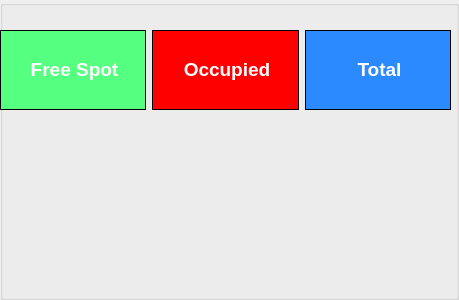
This is UI/userUi.ui in SatyamDevv/ParkEase-Parking-Space-Detection as Qt 5 draws it before an edit. The edited form follows.
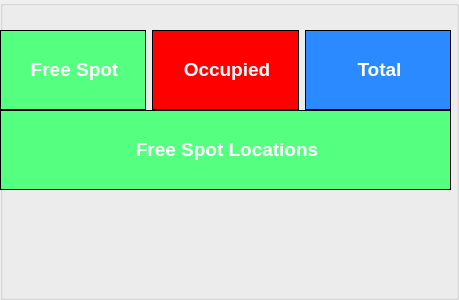
This is the edited form.

Commit message: Added way to get avalibale pos. location UI update

```diff
--- a/UI/userUi.ui
+++ b/UI/userUi.ui
@@ -126,6 +126,53 @@
     </item>
    </layout>
   </widget>
+  <widget class="QWidget" name="verticalLayoutWidget">
+   <property name="geometry">
+    <rect>
+     <x>0</x>
+     <y>110</y>
+     <width>451</width>
+     <height>80</height>
+    </rect>
+   </property>
+   <layout class="QVBoxLayout" name="verticalLayout">
+    <item>
+     <widget class="QLabel" name="freeSpotLocation">
+      <property name="sizePolicy">
+       <sizepolicy hsizetype="Preferred" vsizetype="Ignored">
+        <horstretch>0</horstretch>
+        <verstretch>21</verstretch>
+       </sizepolicy>
+      </property>
+      <property name="minimumSize">
+       <size>
+        <width>0</width>
+        <height>0</height>
+       </size>
+      </property>
+      <property name="maximumSize">
+       <size>
+        <width>16777215</width>
+        <height>16777215</height>
+       </size>
+      </property>
+      <property name="autoFillBackground">
+       <bool>false</bool>
+      </property>
+      <property name="styleSheet">
+       <string notr="true">background-color:rgb(85, 255, 127)
+</string>
+      </property>
+      <property name="frameShape">
+       <enum>QFrame::Box</enum>
+      </property>
+      <property name="text">
+       <string>&lt;html&gt;&lt;head/&gt;&lt;body&gt;&lt;p align=&quot;center&quot;&gt;&lt;span style=&quot; font-size:14pt; font-weight:600; color:#ffffff;&quot;&gt;Free Spot Locations&lt;/span&gt;&lt;/p&gt;&lt;/body&gt;&lt;/html&gt;</string>
+      </property>
+     </widget>
+    </item>
+   </layout>
+  </widget>
  </widget>
  <resources/>
  <connections/>
```
The commit also changes 5 other files.
